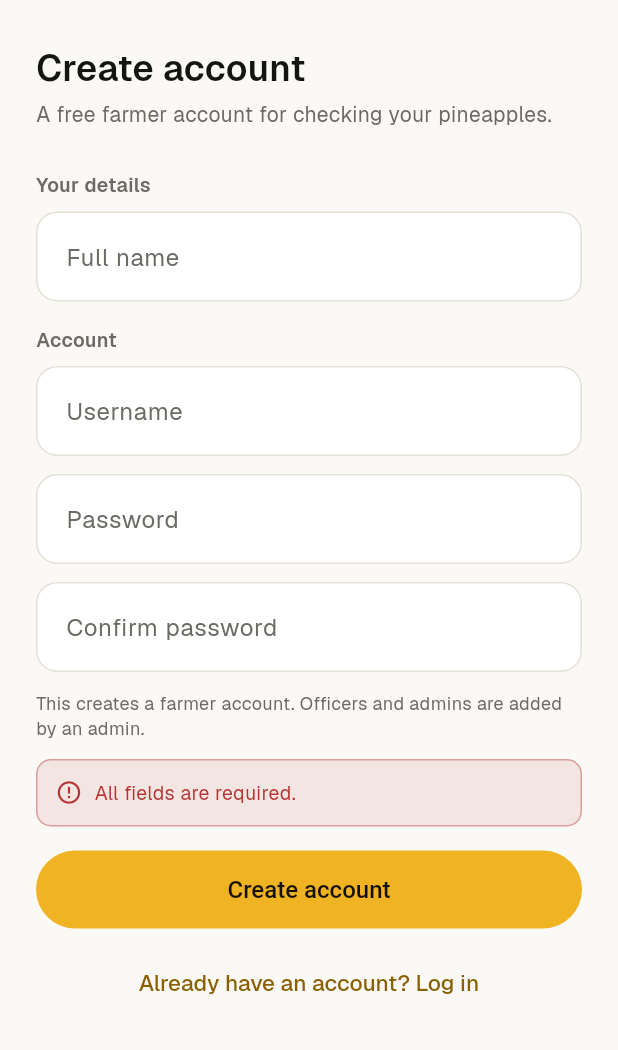
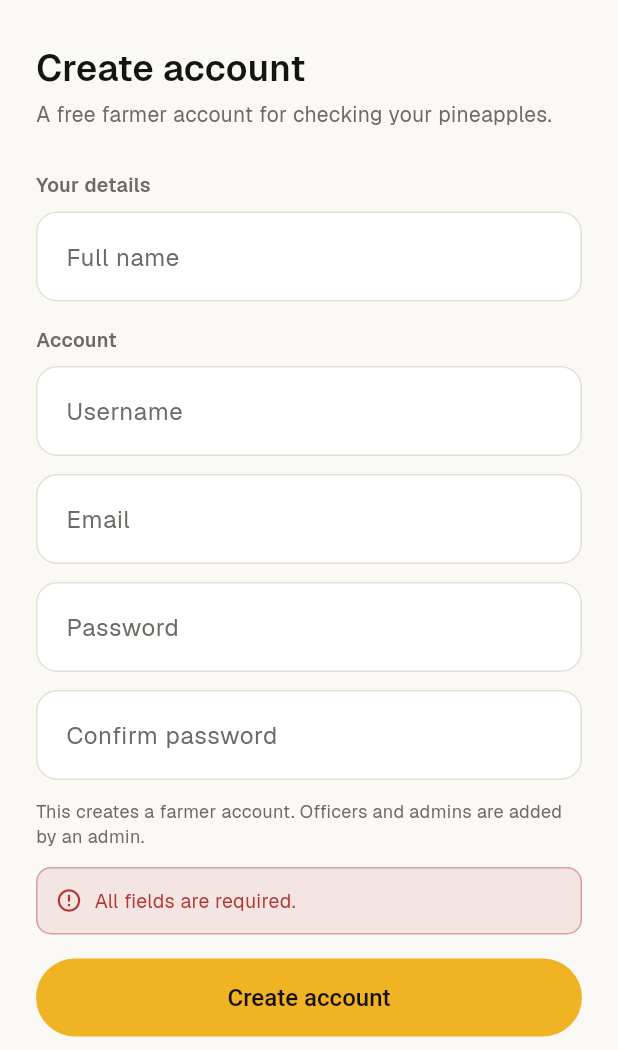
Before and after one commit to ethanbueno/pinepal_mobile, a Flutter app: the RegisterScreen screen opened directly, after a tap on "Create account", on a phone screen of 412 x 824 dp, the part 186-1236 px from its top. Run offline on Flutter 3.47's test engine with Material 3 defaults, Android fonts, the phone set to English and light mode, and no system bars; our stand-ins replace camera, connectivity_plus, flutter_map, flutter_secure_storage, geolocator, image_picker and 5 more; missing offline and left inert: flutter_litert; accounts and stored records are empty.

Commit message:
Sign up asks for an email
Co-Authored-By: Claude Opus 5.5 <noreply@anthropic.com>

# Conflicts:
#	lib/screens/register_screen.dart

```diff
--- a/lib/screens/register_screen.dart
+++ b/lib/screens/register_screen.dart
@@ -20,6 +20,7 @@ class RegisterScreen extends StatefulWidget {
 class _RegisterScreenState extends State<RegisterScreen> {
   final _fullName = TextEditingController();
   final _username = TextEditingController();
+  final _email = TextEditingController();
   final _password = TextEditingController();
   final _confirm = TextEditingController();
 
@@ -30,6 +31,7 @@ class _RegisterScreenState extends State<RegisterScreen> {
   void dispose() {
     _fullName.dispose();
     _username.dispose();
+    _email.dispose();
     _password.dispose();
     _confirm.dispose();
     super.dispose();
@@ -38,10 +40,16 @@ class _RegisterScreenState extends State<RegisterScreen> {
   Future<void> _register() async {
     final fullName = _fullName.text.trim();
     final username = _username.text.trim();
+    final email = _email.text.trim();
 
     String? problem;
-    if (fullName.isEmpty || username.isEmpty || _password.text.isEmpty) {
+    if (fullName.isEmpty ||
+        username.isEmpty ||
+        email.isEmpty ||
+        _password.text.isEmpty) {
       problem = 'All fields are required.';
+    } else if (!RegExp(r'^[^@\s]+@[^@\s]+\.[^@\s]+$').hasMatch(email)) {
+      problem = 'Enter a valid email address.';
     } else if (_password.text != _confirm.text) {
       problem = 'The passwords do not match.';
     }
@@ -60,6 +68,7 @@ class _RegisterScreenState extends State<RegisterScreen> {
       await api.register(
         fullName: fullName,
         username: username,
+        email: email,
         password: _password.text,
         deviceToken: deviceToken,
       );
@@ -141,6 +150,14 @@ class _RegisterScreenState extends State<RegisterScreen> {
                   ),
                   const SizedBox(height: AppSpacing.md),
                   AuthField(
+                    label: 'Email',
+                    controller: _email,
+                    enabled: !_busy,
+                    keyboardType: TextInputType.emailAddress,
+                    textInputAction: TextInputAction.next,
+                  ),
+                  const SizedBox(height: AppSpacing.md),
+                  AuthField(
                     label: 'Password',
                     controller: _password,
                     enabled: !_busy,
--- a/lib/services/api_client.dart
+++ b/lib/services/api_client.dart
@@ -67,12 +67,14 @@ class ApiClient {
   Future<void> register({
     required String fullName,
     required String username,
+    required String email,
     required String password,
     String? deviceToken,
   }) async {
     await _sendJson('POST', '/api/auth/register', {
       'full_name': fullName,
       'username': username,
+      'email': email,
       'password': password,
       'role': 'farmer',
       'device_token': ?deviceToken,
```
Also changed, not shown: 1 other file.
